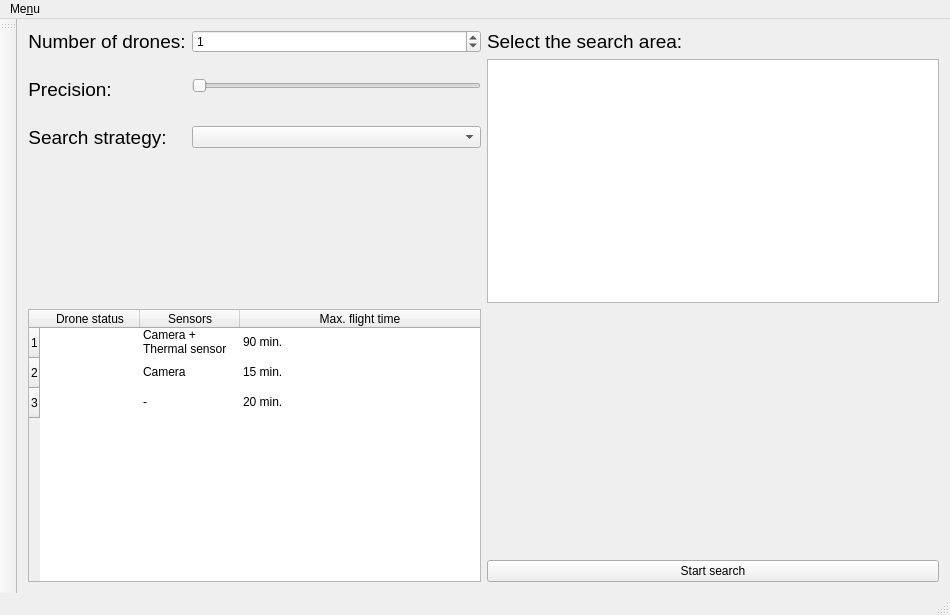
jspngh/shae-workstation, file Workstation_project_shae/ui/mainwindow.ui: the form before one commit.
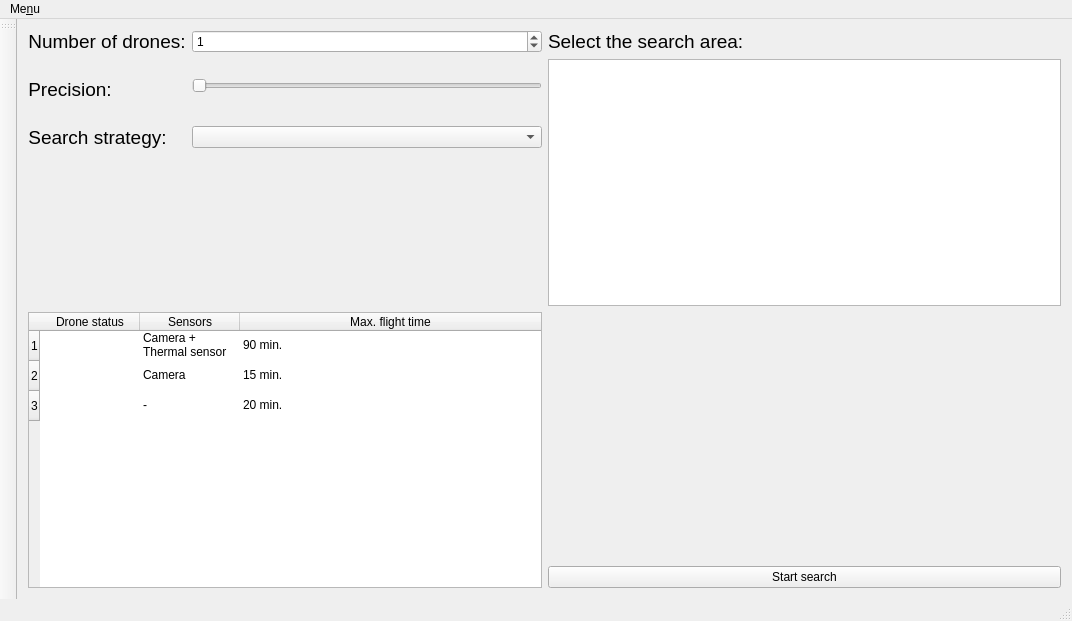
The form after the commit.

Patch:
```diff
--- a/Workstation_project_shae/ui/mainwindow.ui
+++ b/Workstation_project_shae/ui/mainwindow.ui
@@ -6,8 +6,8 @@
    <rect>
     <x>0</x>
     <y>0</y>
-    <width>950</width>
-    <height>615</height>
+    <width>1072</width>
+    <height>621</height>
    </rect>
   </property>
   <property name="windowTitle">
@@ -183,7 +183,7 @@
     <rect>
      <x>0</x>
      <y>0</y>
-     <width>950</width>
+     <width>1072</width>
      <height>21</height>
     </rect>
    </property>
```
